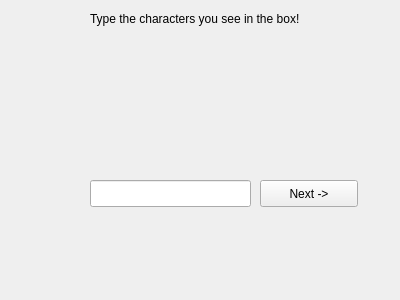
Qt form resources/captcha_widget.ui (velveteenrobot/rqt_captcha_task) before a commit.
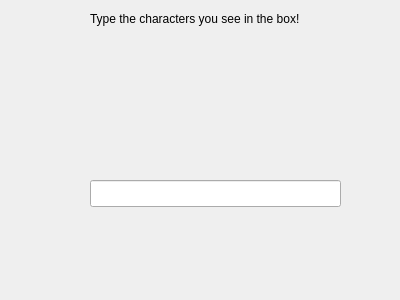
The same form after that commit.

Commit message: Removed next button

Diff of the .ui file:
```diff
--- a/resources/captcha_widget.ui
+++ b/resources/captcha_widget.ui
@@ -44,24 +44,11 @@
     <rect>
      <x>90</x>
      <y>180</y>
-     <width>161</width>
+     <width>251</width>
      <height>27</height>
     </rect>
    </property>
   </widget>
-  <widget class="QPushButton" name="next_button">
-   <property name="geometry">
-    <rect>
-     <x>260</x>
-     <y>180</y>
-     <width>98</width>
-     <height>27</height>
-    </rect>
-   </property>
-   <property name="text">
-    <string>Next -&gt;</string>
-   </property>
-  </widget>
  </widget>
  <resources/>
  <connections/>
```
The commit also changes 1 other file.
